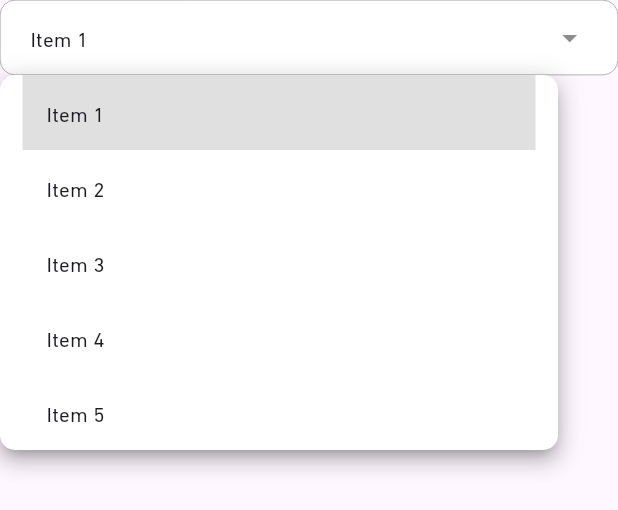
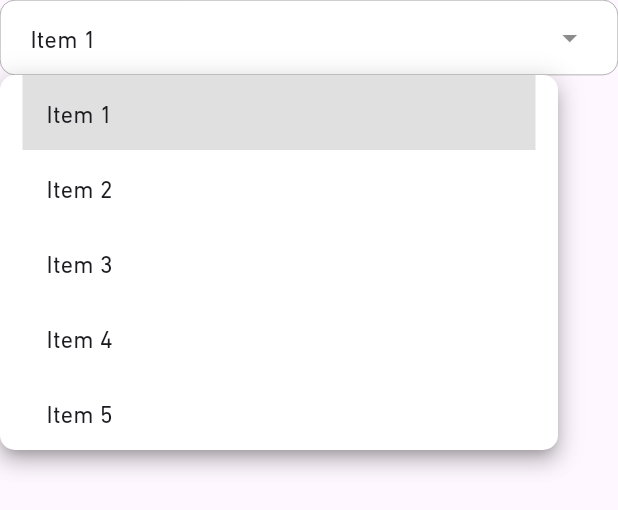
Before and after one commit to asimsharf/theEco, a Flutter app: the CustomDropdownButton widget shown alone on an empty page, opened directly, after a tap on "Item 1", on a phone screen of 412 x 824 dp. Shown: the top 510 px of the screen. Run offline on Flutter 3.47's test engine with Material 3 defaults, Android fonts, the phone set to English and light mode, and no system bars; drawn by our look-alikes of dropdown_button2; our stand-ins replace dio, either_dart, get, shimmer; network calls fail.

```diff
--- a/lib/app/modules/home/views/custom_dropdown_button.dart
+++ b/lib/app/modules/home/views/custom_dropdown_button.dart
@@ -1,7 +1,7 @@
 import 'package:dropdown_button2/dropdown_button2.dart';
 import 'package:flutter/material.dart';
 
-class CustomDropdownButton extends StatelessWidget {
+class CustomDropdownButton<T> extends StatelessWidget {
   const CustomDropdownButton({
     required this.hint,
     required this.value,
@@ -33,9 +33,9 @@ class CustomDropdownButton extends StatelessWidget {
     super.key,
   });
   final String hint;
-  final String? value;
-  final List<String> dropdownItems;
-  final ValueChanged<String?>? onChanged;
+  final T? value;
+  final List<T> dropdownItems;
+  final ValueChanged<T?>? onChanged;
   final DropdownButtonBuilder? selectedItemBuilder;
   final Alignment? hintAlignment;
   final Alignment? valueAlignment;
@@ -61,7 +61,7 @@ class CustomDropdownButton extends StatelessWidget {
   @override
   Widget build(BuildContext context) {
     return DropdownButtonHideUnderline(
-      child: DropdownButton2<String>(
+      child: DropdownButton2<T>(
         isExpanded: true,
         hint: Container(
           alignment: hintAlignment,
@@ -77,22 +77,7 @@ class CustomDropdownButton extends StatelessWidget {
         ),
         value: value,
         items: dropdownItems
-            .map(
-              (String item) => DropdownMenuItem<String>(
-                value: item,
-                child: Container(
-                  alignment: valueAlignment,
-                  child: Text(
-                    item,
-                    overflow: TextOverflow.ellipsis,
-                    maxLines: 1,
-                    style: const TextStyle(
-                      fontSize: 14,
-                    ),
-                  ),
-                ),
-              ),
-            )
+            .map((e) => DropdownMenuItem(value: e, child: Text(e.toString())))
             .toList(),
         onChanged: onChanged,
         selectedItemBuilder: selectedItemBuilder,
```
